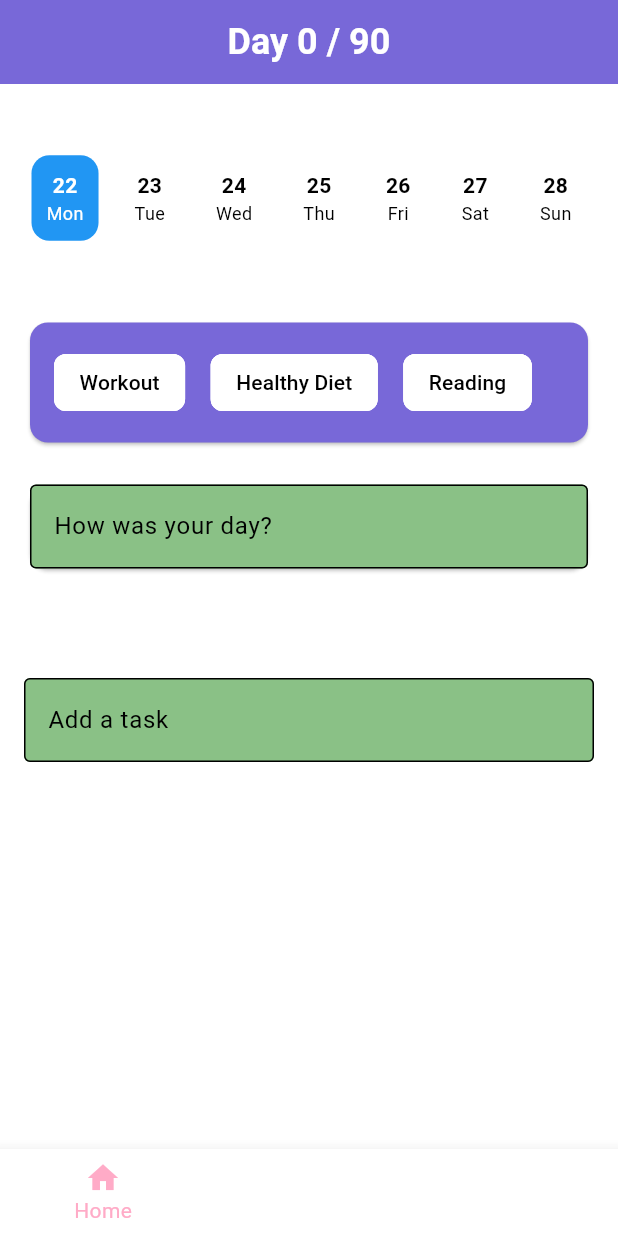
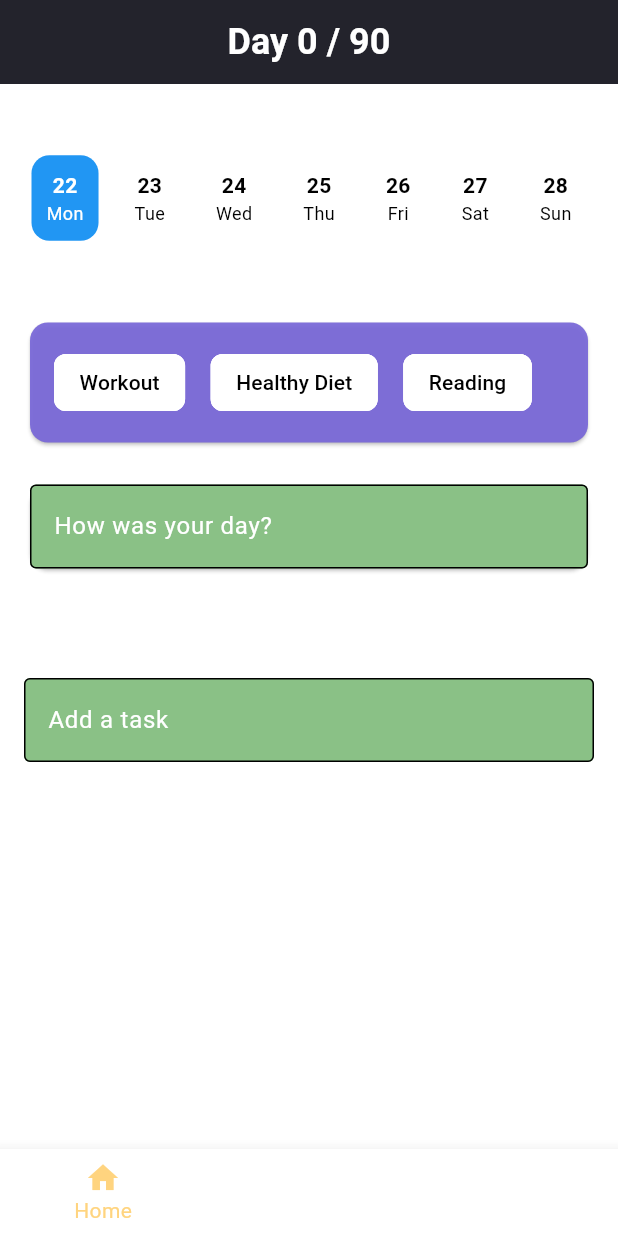
Before and after one commit to ranvirpawar/Super-90, a Flutter app: the screen it shows after launch, on a phone screen of 412 x 824 dp. Run offline on Flutter 3.47's test engine with Material 3 defaults, Android fonts, the phone set to English and light mode, and no system bars; our stand-ins replace get, shared_preferences, table_calendar.

Commit message:
Fix : ui

```diff
--- /dev/null
+++ b/lib/components/dopamine_chips.dart
@@ -0,0 +1,34 @@
+import 'package:flutter/material.dart';
+import 'package:super90/controller/achivement_controller.dart';
+
+class DopamineChips extends StatelessWidget {
+  const DopamineChips({
+    super.key,
+    required this.achievementController,
+    required this.title,
+    required this.isSelected,
+  });
+  final String title;
+  final DopamineController achievementController;
+  final bool isSelected;
+
+  @override
+  Widget build(BuildContext context) {
+    return Padding(
+      padding: const EdgeInsets.all(8.0),
+      child: ChoiceChip(
+        label: Text(title),
+        selected: isSelected,
+        onSelected: (bool selected) {
+          if (title == 'Workout') {
+            achievementController.toggleWorkout();
+          } else if (title == 'Healthy Diet') {
+            achievementController.toggleHealthyDiet();
+          } else if (title == 'Reading') {
+            achievementController.toggleReading();
+          }
+        },
+      ),
+    );
+  }
+}
--- a/lib/constants/app_colors.dart
+++ b/lib/constants/app_colors.dart
@@ -5,9 +5,7 @@ class AppColors {
   static const Color white = Color(0xFFFFFFFF);
   static const Color black = Color(0xFF000000);
   static const Color lightGreen = Color(0xFF8ac186);
-  static const Color ligthBlue = Color(0xFF7868d8);
+  static const Color ligthBlue = Color.fromARGB(239, 121, 104, 216);
   static const Color lightPink = Color(0xFFffabc7);
   static const Color lightYellow = Color(0xFFffd47f);
-
-
 }
--- a/lib/main.dart
+++ b/lib/main.dart
@@ -1,6 +1,6 @@
 import 'package:flutter/material.dart';
 import 'package:super90/constants/app_colors.dart';
-import 'package:super90/view/homescreen.dart';
+
 import 'package:super90/view/app_screen.dart';
 
 void main() {
@@ -20,7 +20,7 @@ class MyApp extends StatelessWidget {
         // Define the color scheme
         colorScheme: const ColorScheme(
           primary: AppColors.ligthBlue,
-          secondary: AppColors.lightPink,
+          secondary: AppColors.lightYellow,
           surface: AppColors.white,
           background: AppColors.darkBgColor,
           error: Colors.red,
@@ -49,7 +49,7 @@ class MyApp extends StatelessWidget {
         ),
         // Define the default app bar theme
         appBarTheme: const AppBarTheme(
-          backgroundColor: AppColors.ligthBlue,
+          backgroundColor: AppColors.darkBgColor,
           foregroundColor: AppColors.white,
         ),
         // Define the default button theme
@@ -63,13 +63,11 @@ class MyApp extends StatelessWidget {
           fillColor: AppColors.lightGreen,
           border: OutlineInputBorder(
             borderRadius: BorderRadius.circular(8.0),
+            borderSide: BorderSide.none,
           ),
+          labelStyle: const TextStyle(color: AppColors.white),
         ),
-        // Define the default floating action button theme
-        floatingActionButtonTheme: const FloatingActionButtonThemeData(
-          backgroundColor: AppColors.lightPink,
-          foregroundColor: AppColors.white,
-        ),
+
         // Define other theme properties if needed
         useMaterial3: true,
       ),
```
Also changed, not shown: lib/view/homescreen.dart (+12 -59 lines).
